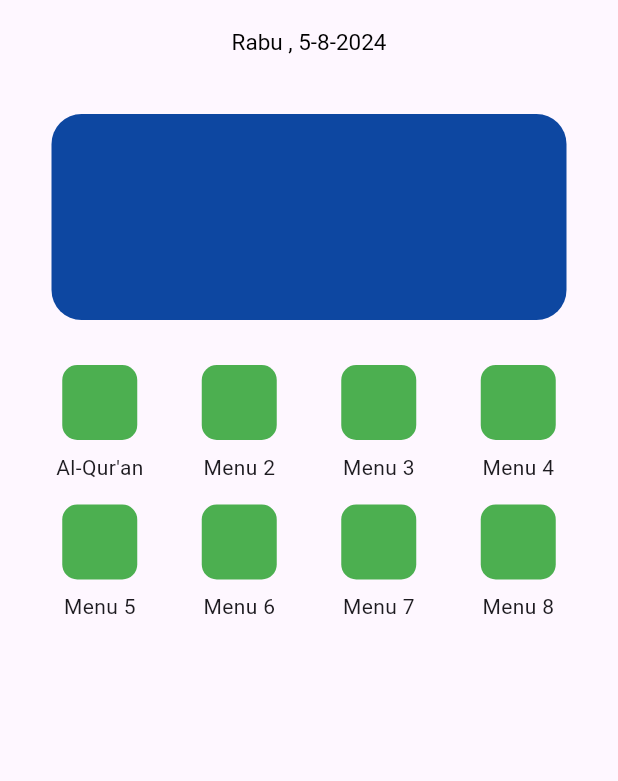
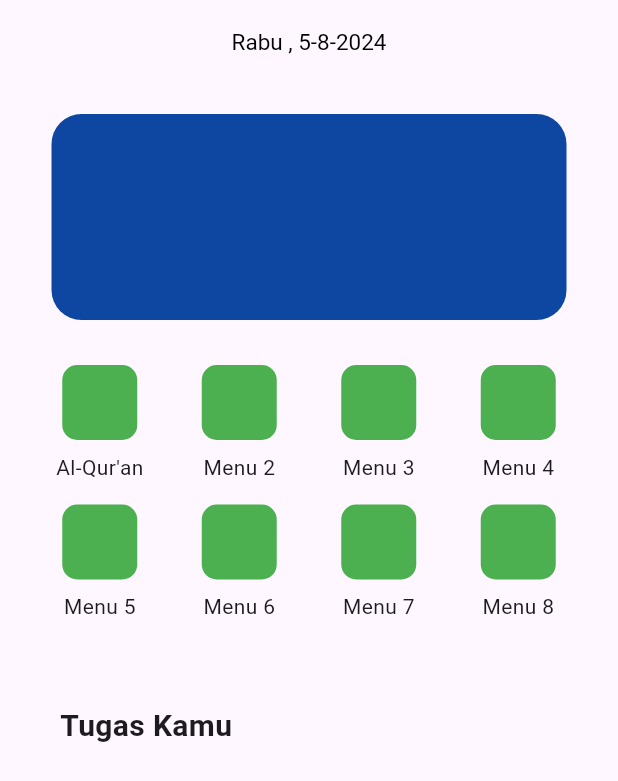
Before and after one commit to mhrdwan/junub, a Flutter app: the screen it shows after launch, on a phone screen of 412 x 824 dp. Shown: the top 781 px of the screen. Run offline on Flutter 3.47's test engine with Material 3 defaults, Android fonts, the phone set to English and light mode, and no system bars; our stand-ins replace dio.

Commit message:
nambah menu screen

```diff
--- a/lib/view/dashboard_view.dart
+++ b/lib/view/dashboard_view.dart
@@ -82,12 +82,12 @@ class _DashboardViewState extends State<DashboardView> {
         ),
       ),
       body: SingleChildScrollView(
-        child: Center(
         child: Column(
-            mainAxisAlignment: MainAxisAlignment.center,
+          crossAxisAlignment: CrossAxisAlignment.start,
           children: [
-              SizedBox(height: 20),
-              Container(
+            const SizedBox(height: 20),
+            Center(
+              child: Container(
                 decoration: BoxDecoration(
                   color: Colors.blue[900],
                   borderRadius: BorderRadius.circular(20),
@@ -95,14 +95,15 @@ class _DashboardViewState extends State<DashboardView> {
                 width: MediaQuery.of(context).size.width / 1.2,
                 height: MediaQuery.of(context).size.height / 6,
               ),
-              SizedBox(height: 30),
+            ),
+            const SizedBox(height: 30),
             // Grid view of menu items
             Padding(
               padding: const EdgeInsets.only(left: 20, right: 20),
               child: GridView.count(
                 crossAxisCount: 4,
                 shrinkWrap: true,
-                  physics: NeverScrollableScrollPhysics(),
+                physics: const NeverScrollableScrollPhysics(),
                 children: List.generate(8, (index) {
                   return GestureDetector(
                     onTap: () => onBoxTap(index),
@@ -117,7 +118,7 @@ class _DashboardViewState extends State<DashboardView> {
                             borderRadius: BorderRadius.circular(10),
                           ),
                         ),
-                          SizedBox(height: 8),
+                        const SizedBox(height: 8),
                         Text(index == 0 ? "Al-Qur'an" : "Menu ${index + 1}"),
                       ],
                     ),
@@ -125,9 +126,18 @@ class _DashboardViewState extends State<DashboardView> {
                 }),
               ),
             ),
-              SizedBox(height: 20),
+            const SizedBox(height: 40),
+            const Padding(
+              padding: EdgeInsets.only(left: 40),
+              child: Text(
+                'Tugas Kamu',
+                style: TextStyle(
+                  fontSize: 20,
+                  fontWeight: FontWeight.bold,
+                ),
+              ),
+            ),
           ],
-          ),
         ),
       ),
     );
```
Lines whose indentation alone changed are shown as unchanged.
